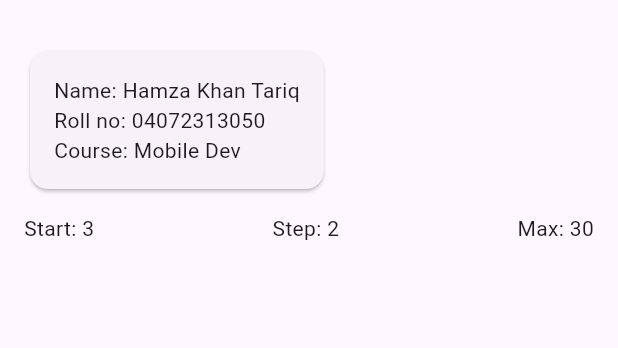
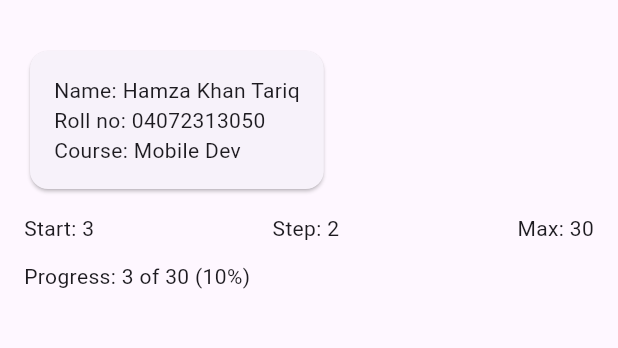
Before and after one commit to TheKatanaBearer/mobile-application-development, a Flutter app: the screen it shows after launch, on a phone screen of 412 x 824 dp, the part 63-411 px from its top. Run offline on Flutter 3.47's test engine with Material 3 defaults, Android fonts, the light colour scheme and no system bars.

Commit message:
Flutter lab: step 4

```diff
--- a/lab_task_6/flutter_lab/lib/main.dart
+++ b/lab_task_6/flutter_lab/lib/main.dart
@@ -71,6 +71,8 @@ class HomePage extends StatelessWidget {
                 Text('Max: $maxCount', key: const Key('info-max')),
               ],
             ),
+             const SizedBox(height: 12),
+             GoalBanner(count: startCount, max: maxCount),
           ],
         ),
       ),
@@ -139,3 +141,24 @@ class _BuggyCounterState extends State<BuggyCounter> {
     );
   }
 }
+
+
+// Think (Step 4): GoalBanner does not need setState because it is a
+// StatelessWidget: its count and max are final and never change inside it.
+// To show a new count, the parent has to build a new GoalBanner and pass
+// the new number in.
+class GoalBanner extends StatelessWidget {
+  final int count;
+  final int max;
+
+  const GoalBanner({super.key, required this.count, required this.max});
+
+  @override
+  Widget build(BuildContext context) {
+    final percent = count * 100 ~/ max;
+    return Text(
+      'Progress: $count of $max ($percent%)',
+      key: const Key('progress'),
+    );
+  }
+}
```
